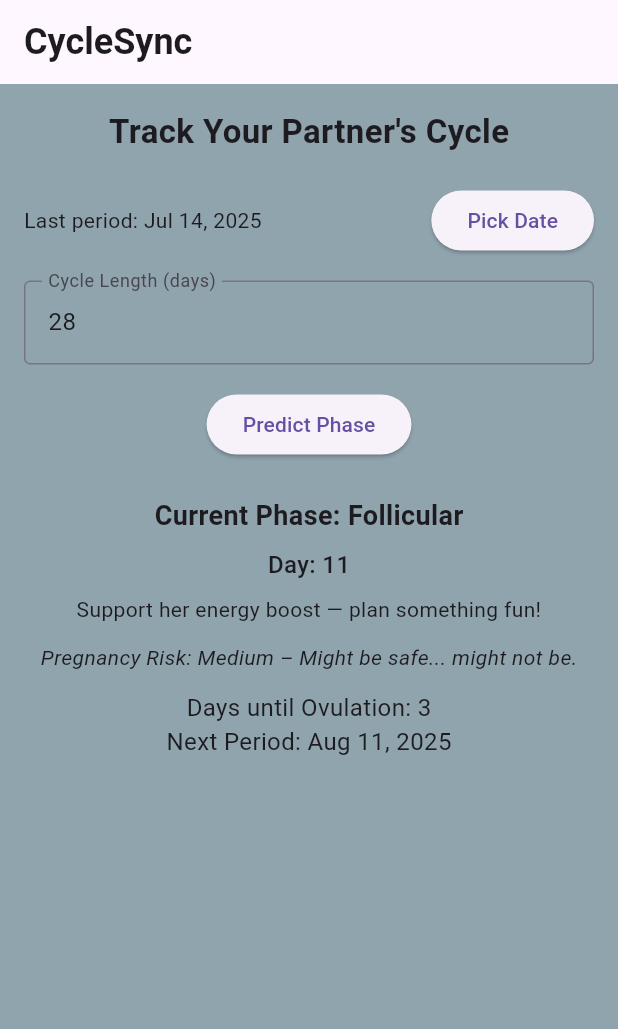
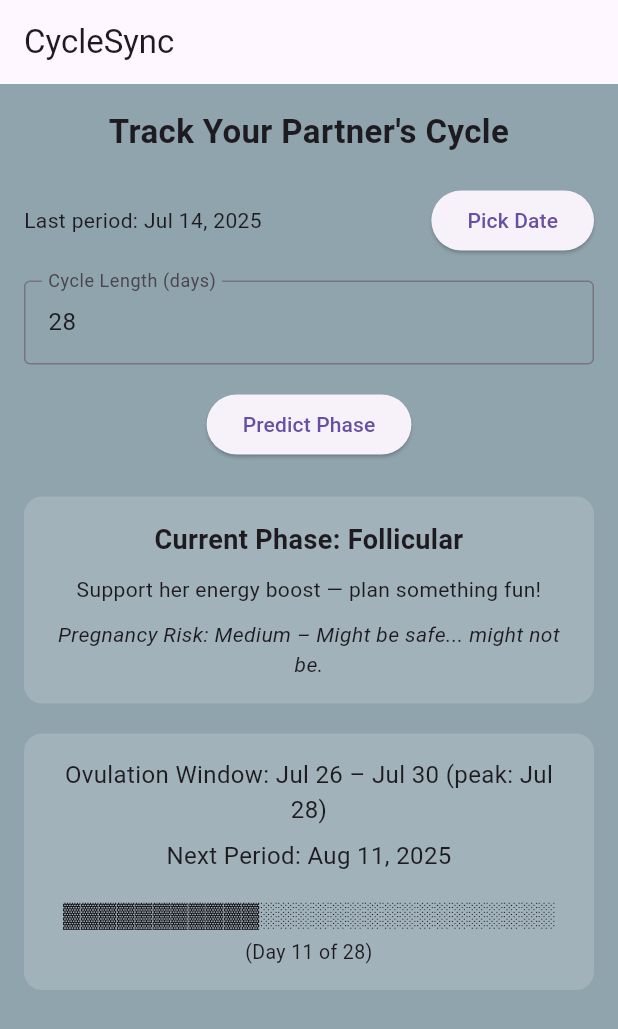
Before and after one commit to kcpalmisano/CycleSync, a Flutter app: the screen it shows after launch, after a tap on "Predict Phase", on a phone screen of 412 x 824 dp. Shown: the top 1029 px of the screen. Run offline on Flutter 3.47's test engine with Material 3 defaults, Android fonts, the light colour scheme and no system bars; our stand-ins replace flutter_local_notifications.

Commit message:
Add Progress bar, fix text/dates, clean up UI

```diff
--- a/lib/main.dart
+++ b/lib/main.dart
@@ -41,10 +41,6 @@ class CycleSyncApp extends StatelessWidget {
       title: 'CycleSync',
       theme: ThemeData(
         primarySwatch: Colors.blueGrey,
-        textTheme: const TextTheme(
-          titleLarge: TextStyle(fontSize: 24, fontWeight: FontWeight.bold),
-          bodyLarge: TextStyle(fontSize: 16),
-        ),
       ),
       home: const CycleTracker(),
     );
@@ -65,9 +61,9 @@ class _CycleTrackerState extends State<CycleTracker> {
   String _advice = '';
   String _pregnancyRisk = '';
   int _currentDay = 0;
-  int _currentWeek = 0;
-  int _daysUntilOvulation = 0;
   DateTime? _nextPeriodDate;
+  String _ovulationWindow = '';
+  String _progressBar = '';
 
   final Map<String, List<String>> _adviceMap = {
     'Menstrual': [
@@ -83,7 +79,7 @@ class _CycleTrackerState extends State<CycleTracker> {
       'The springtime of the cycle. Bring flowers?',
     ],
     'Ovulation': [
-      '🚨 Baby-shaped consequences possible!',
+      'Baby-shaped consequences possible!',
       'Peak charm, peak fertility. Be wise.',
       'She’s glowing — don’t mess this up.',
       'Flirt like it’s the first date again.',
@@ -111,7 +107,7 @@ class _CycleTrackerState extends State<CycleTracker> {
   final Map<String, String> _riskMap = {
     'Menstrual': 'Very Low – Just snacks and snuggles.',
     'Follicular': 'Medium – Might be safe... might not be.',
-    'Ovulation': 'VERY High – 🚼 Baby-shaped consequences possible!',
+    'Ovulation': 'VERY High – Baby-shaped consequences possible!',
     'Luteal': 'Low – Still time to name the goldfish instead.',
     'Pre-Menstrual': 'Very Low – The floodgates approach.',
     'Post-Ovulation': 'Medium – Sliding out of danger zone.',
@@ -147,7 +143,6 @@ class _CycleTrackerState extends State<CycleTracker> {
 
   void _scheduleReminders(int cycleLength) {
     for (int i = 0; i < cycleLength; i++) {
-      final reminderDate = _lastPeriodDate.add(Duration(days: i - 1));
       final phase = _determinePhase(i + 1, cycleLength);
       final phrase = _adviceMap[phase]?[Random().nextInt(4)] ?? 'Be thoughtful.';
       NotificationService().showNotification('Reminder: $phase phase tomorrow', phrase);
@@ -158,25 +153,28 @@ class _CycleTrackerState extends State<CycleTracker> {
     final cycleLength = int.tryParse(_cycleLengthController.text) ?? 28;
     final today = DateTime.now();
     final daysSincePeriod = today.difference(_lastPeriodDate).inDays % cycleLength;
-    final week = (daysSincePeriod ~/ 7) + 1;
+    final phase = _determinePhase(daysSincePeriod + 1, cycleLength);
+    final ovulationPeak = 14;
+    final ovulationWindowStart = _lastPeriodDate.add(Duration(days: ovulationPeak - 2));
+    final ovulationWindowEnd = _lastPeriodDate.add(Duration(days: ovulationPeak + 2));
+    final ovulationPeakDate = _lastPeriodDate.add(Duration(days: ovulationPeak));
+    final nextPeriod = _lastPeriodDate.add(Duration(days: cycleLength));
 
-    final phase = _determinePhase(daysSincePeriod + 1, cycleLength);
-    final ovulationStart = 13;
-    final ovulationEnd = 17;
-    final daysUntilOvulation = (daysSincePeriod < ovulationStart)
-        ? (ovulationStart - daysSincePeriod)
-        : (cycleLength - daysSincePeriod + ovulationStart);
-
-    final nextPeriod = _lastPeriodDate.add(Duration(days: cycleLength));
+    final filledLength = min(daysSincePeriod + 1, cycleLength);
+    final barLength = min(cycleLength, 28);
+    final filled = '▓' * min(filledLength, barLength);
+    final unfilled = '░' * (barLength - min(filledLength, barLength));
+    final bar = '$filled$unfilled';
 
     setState(() {
       _currentDay = daysSincePeriod + 1;
-      _currentWeek = week;
       _phase = phase;
       _advice = _adviceMap[phase]?[Random().nextInt(4)] ?? '';
       _pregnancyRisk = _riskMap[phase] ?? '';
-      _daysUntilOvulation = daysUntilOvulation;
       _nextPeriodDate = nextPeriod;
+      _ovulationWindow =
+          'Ovulation Window: ${DateFormat.MMMd().format(ovulationWindowStart)} – ${DateFormat.MMMd().format(ovulationWindowEnd)} (peak: ${DateFormat.MMMd().format(ovulationPeakDate)})';
+      _progressBar = bar;
     });
 
     _scheduleReminders(cycleLength);
@@ -187,14 +185,14 @@ class _CycleTrackerState extends State<CycleTracker> {
     return Scaffold(
       backgroundColor: _getBackgroundColor(_phase),
       appBar: AppBar(title: const Text('CycleSync')),
-      body: Padding(
+      body: SingleChildScrollView(
         padding: const EdgeInsets.all(16.0),
         child: Column(
-          crossAxisAlignment: CrossAxisAlignment.center,
           children: [
             const Text(
               "Track Your Partner's Cycle",
               style: TextStyle(fontSize: 22, fontWeight: FontWeight.bold),
+              textAlign: TextAlign.center,
             ),
             const SizedBox(height: 20),
             Row(
@@ -232,22 +230,61 @@ class _CycleTrackerState extends State<CycleTracker> {
               child: const Text('Predict Phase'),
             ),
             const SizedBox(height: 24),
-            Text("Current Phase: $_phase",
-                style: const TextStyle(fontWeight: FontWeight.bold, fontSize: 18)),
-            const SizedBox(height: 8),
-            Text("Day: $_currentDay",
-                style: const TextStyle(fontWeight: FontWeight.w500, fontSize: 16)),
-            const SizedBox(height: 8),
-            Text(_advice, textAlign: TextAlign.center),
-            const SizedBox(height: 12),
-            Text("Pregnancy Risk: $_pregnancyRisk",
-                style: const TextStyle(fontStyle: FontStyle.italic)),
-            const SizedBox(height: 12),
-            Text("Days until Ovulation: $_daysUntilOvulation",
-                style: const TextStyle(fontSize: 16)),
-            if (_nextPeriodDate != null)
-              Text("Next Period: ${DateFormat.yMMMd().format(_nextPeriodDate!)}",
-                  style: const TextStyle(fontSize: 16)),
+
+            // Current Phase Card
+            Container(
+              padding: const EdgeInsets.all(16),
+              margin: const EdgeInsets.only(bottom: 20),
+              decoration: BoxDecoration(
+                color: Colors.white.withOpacity(0.15),
+                borderRadius: BorderRadius.circular(12),
+              ),
+              child: Column(
+                children: [
+                  Text("Current Phase: $_phase",
+                      style: const TextStyle(fontSize: 18, fontWeight: FontWeight.bold),
+                      textAlign: TextAlign.center),
+                  const SizedBox(height: 10),
+                  Text(_advice, textAlign: TextAlign.center),
+                  const SizedBox(height: 10),
+                  Text("Pregnancy Risk: $_pregnancyRisk",
+                      style: const TextStyle(fontStyle: FontStyle.italic),
+                      textAlign: TextAlign.center),
+                ],
+              ),
+            ),
+
+            // Prediction + Progress
+            Container(
+              padding: const EdgeInsets.all(16),
+              decoration: BoxDecoration(
+                color: Colors.white.withOpacity(0.15),
+                borderRadius: BorderRadius.circular(12),
+              ),
+              child: Column(
+                children: [
+                  Text(_ovulationWindow,
+                      textAlign: TextAlign.center,
+                      style: const TextStyle(fontSize: 16)),
+                  const SizedBox(height: 8),
+                  if (_nextPeriodDate != null)
+                    Text("Next Period: ${DateFormat.yMMMd().format(_nextPeriodDate!)}",
+                        textAlign: TextAlign.center,
+                        style: const TextStyle(fontSize: 16)),
+                  const SizedBox(height: 16),
+                  Text(_progressBar,
+                      textAlign: TextAlign.center,
+                      style: const TextStyle(
+                        fontFamily: 'Courier',
+                        fontSize: 16,
+                      )),
+                  const SizedBox(height: 4),
+                  Text("(Day $_currentDay of ${_cycleLengthController.text})",
+                      textAlign: TextAlign.center,
+                      style: const TextStyle(fontSize: 13)),
+                ],
+              ),
+            ),
           ],
         ),
       ),
```
